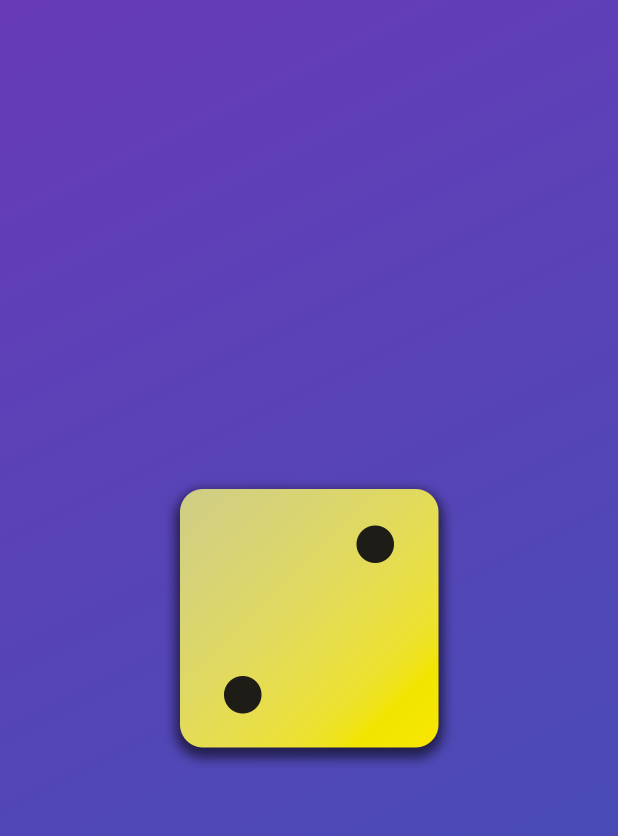
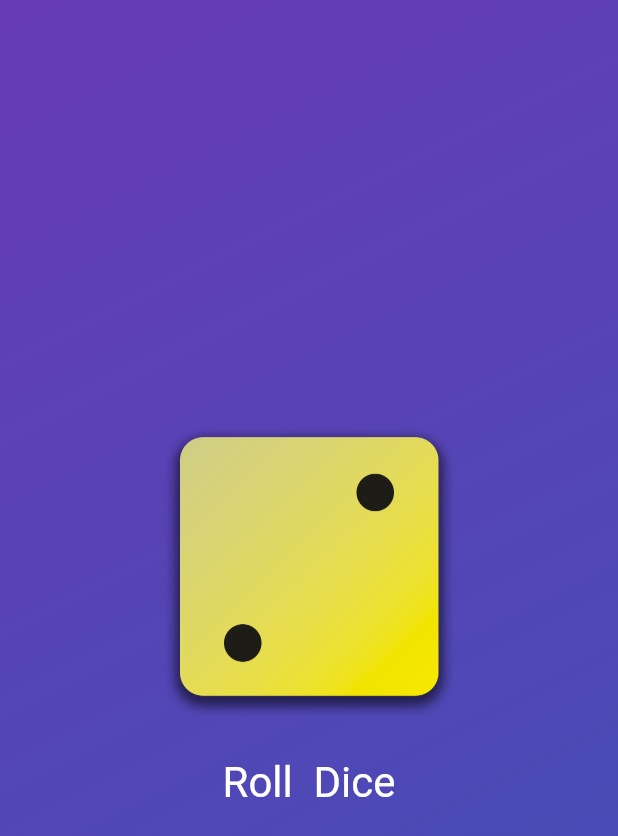
Before and after one commit to duongbm/flutter-roll-dice-app, a Flutter app: the screen it shows after launch, on a phone screen of 412 x 824 dp. Shown: the top 836 px of the screen. Run offline on Flutter 3.47's test engine with Material 2 defaults, Android fonts, the phone set to English and light mode, and no system bars.

Commit message:
add buton

```diff
--- a/lib/gradient_container.dart
+++ b/lib/gradient_container.dart
@@ -15,6 +15,10 @@ class GradientContainer extends StatelessWidget {
   final Color color1;
   final Color color2;
 
+  void rollDice() {
+    // todo:
+  }
+
   @override
   Widget build(BuildContext context) {
     return Container(
@@ -26,9 +30,31 @@ class GradientContainer extends StatelessWidget {
         ),
       ),
       child: Center(
-        child: Image.asset(
-          'assets/images/dice-2.png',
-          width: 200,
+        child: Column(
+          mainAxisSize: MainAxisSize.min,
+          children: [
+            Image.asset(
+              'assets/images/dice-2.png',
+              width: 200,
+            ),
+            const SizedBox(
+              height: 20,
+            ),
+            TextButton(
+              onPressed: rollDice,
+              style: TextButton.styleFrom(
+                foregroundColor: Colors.white,
+                // padding: const EdgeInsets.only(
+                //   top: 20,
+                // ),
+                textStyle: const TextStyle(
+                  fontSize: 28,
+                  color: Colors.white,
+                ),
+              ),
+              child: const Text('Roll  Dice'),
+            )
+          ],
         ),
       ),
     );
```
